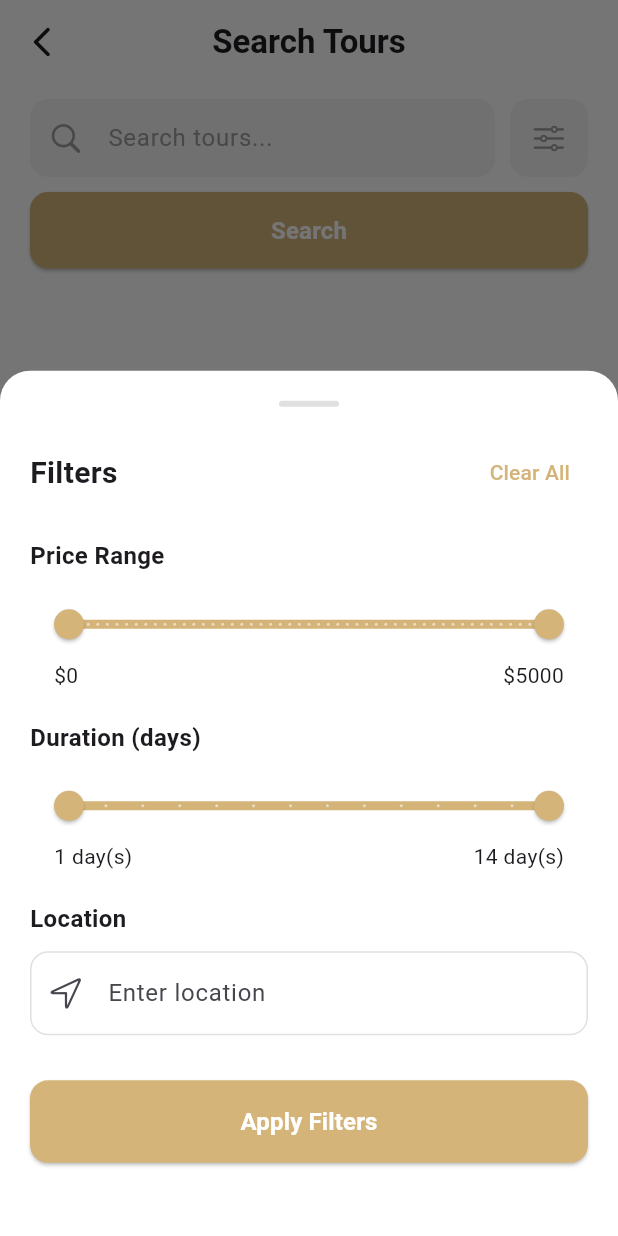
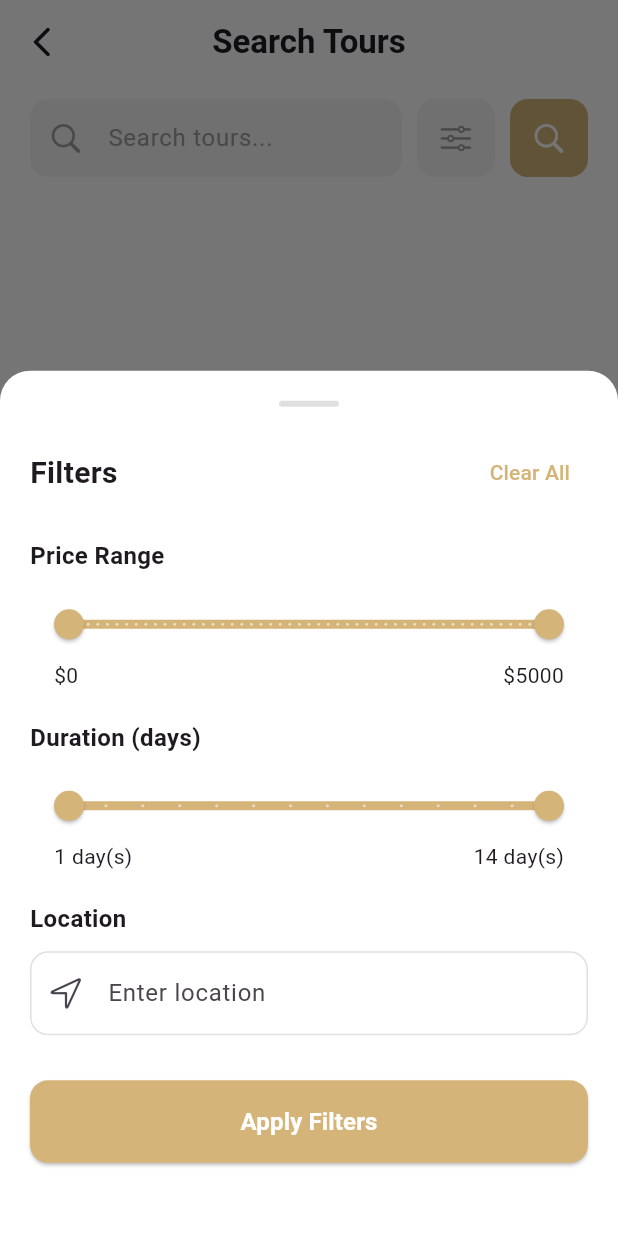
Before and after one commit to FateAhmed/club_explorer, a Flutter app: the SearchScreen screen opened directly, after a tap on an icon or button, on a phone screen of 412 x 824 dp. Run offline on Flutter 3.47's test engine with Material 3 defaults, Android fonts, the phone set to English and light mode, and no system bars; our stand-ins replace carousel_slider, flutter_html, flutter_screenutil, geolocator, get, google_maps_flutter and 6 more; accounts and stored records are empty; network calls fail; project files that could hold a hidden picture were left out.

Commit message:
refactor(home/search): Update home and search screens
- Update home screen layout and tour display
- Refactor search controller and screen
- Update tour card component

```diff
--- a/lib/components/tour_card.dart
+++ b/lib/components/tour_card.dart
@@ -1,4 +1,5 @@
 import 'package:explorify/components/theme_button.dart';
+import 'package:explorify/config/routes.dart';
 import 'package:explorify/models/tour.dart';
 import 'package:explorify/screens/home/web_widget/web_widget.dart';
 import 'package:explorify/screens/tour/tour_route.dart';
@@ -7,7 +8,6 @@ import 'package:explorify/utils/AppDimens.dart';
 import 'package:flutter/material.dart';
 import 'package:get/get.dart';
 import 'package:google_maps_flutter/google_maps_flutter.dart';
-import 'package:flutter/cupertino.dart';
 
 class TourCard extends StatelessWidget {
   final TourModel tour;
@@ -22,7 +22,8 @@ class TourCard extends StatelessWidget {
 
     return GestureDetector(
       onTap: () {
-        Get.to(() => WebViewPage(url: 'https://explorifymotorcycle.com/tour/tour-detail/${tour.id}'));
+        print(WebRoutes.tourDetail(tour.id));
+        Get.to(() => WebViewPage(url: WebRoutes.tourDetail(tour.id)));
       },
       child: Card(
         shape: RoundedRectangleBorder(borderRadius: BorderRadius.circular(20)),
--- a/lib/screens/home/home_controller.dart
+++ b/lib/screens/home/home_controller.dart
@@ -21,7 +21,7 @@ class HomeController extends GetxController {
   getTours() async {
     isLoading.value = true;
     try {
-      var request = http.Request('GET', Uri.parse('${ApiConfig.tourBaseUrl}'));
+      var request = http.Request('GET', Uri.parse(ApiConfig.tours));
       http.StreamedResponse response = await request.send();
       debugPrint('Response: ${response.statusCode}');
       if (response.statusCode == 200) {
--- a/lib/screens/search/search_controller.dart
+++ b/lib/screens/search/search_controller.dart
@@ -82,7 +82,7 @@ class TourSearchController extends GetxController {
       queryParams['page'] = currentPage.value.toString();
       queryParams['limit'] = '20';
 
-      final uri = Uri.parse('${ApiConfig.tourBaseUrl}/search').replace(queryParameters: queryParams);
+      final uri = Uri.parse('${ApiConfig.tours}/search').replace(queryParameters: queryParams);
 
       debugPrint('Search URL: $uri');
 
--- a/lib/screens/search/search_screen.dart
+++ b/lib/screens/search/search_screen.dart
@@ -307,33 +307,20 @@ class _SearchScreenState extends State<SearchScreen> {
                       child: Icon(CupertinoIcons.slider_horizontal_3, color: AppColors.grey),
                     ),
                   ),
-                ],
-              ),
-            ),
-
-            // Search Button
-            Padding(
-              padding: const EdgeInsets.symmetric(horizontal: 20),
-              child: SizedBox(
-                width: double.infinity,
-                child: ElevatedButton(
-                  onPressed: () => searchController.searchTours(),
-                  style: ElevatedButton.styleFrom(
-                    backgroundColor: AppColors.primary1,
-                    padding: const EdgeInsets.symmetric(vertical: 14),
-                    shape: RoundedRectangleBorder(
-                      borderRadius: BorderRadius.circular(12),
+                  const SizedBox(width: 10),
+                  InkWell(
+                    onTap: () => searchController.searchTours(),
+                    borderRadius: BorderRadius.circular(12),
+                    child: Container(
+                      padding: const EdgeInsets.all(14),
+                      decoration: BoxDecoration(
+                        color: AppColors.primary1,
+                        borderRadius: BorderRadius.circular(12),
+                      ),
+                      child: const Icon(CupertinoIcons.search, color: Colors.white),
                     ),
                   ),
-                  child: const Text(
-                    'Search',
-                    style: TextStyle(
-                      fontSize: 16,
-                      fontWeight: FontWeight.bold,
-                      color: Colors.white,
-                    ),
-                  ),
-                ),
+                ],
               ),
             ),
 
```
Also changed, not shown: lib/screens/home/home.dart (+60 -17 lines).
